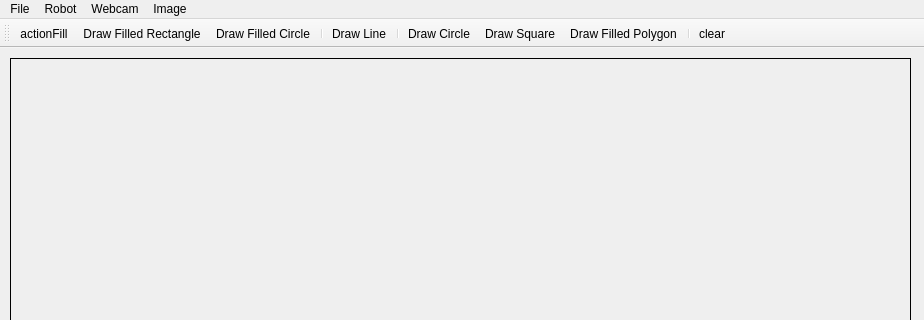
Above: BobRoss/Sketchpad.ui from dongbu/painterRHIT before the change; both pictures show x 0 to 924 and y 0 to 320 of the 924 by 857 pixel window. Below: the same form after it.
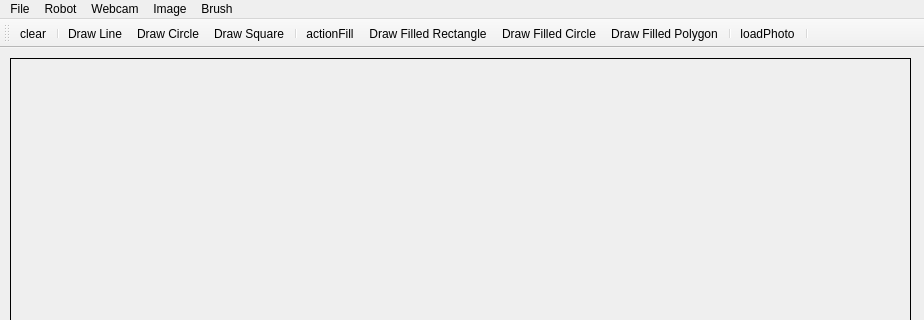
That is the form after the change. Icons and pictures are not drawn.

Commit message: Picture loading per specs. Added icons to some functions. Added "Brush" tab && functions. Created VS project to test Andrew's Demo. Found & reported Brush(x,y) x > y bug.

What changed in the file:
```diff
--- a/BobRoss/Sketchpad.ui
+++ b/BobRoss/Sketchpad.ui
@@ -37,7 +37,7 @@
      <x>0</x>
      <y>0</y>
      <width>924</width>
-     <height>21</height>
+     <height>26</height>
     </rect>
    </property>
    <widget class="QMenu" name="menuFile">
@@ -89,10 +89,17 @@
     <addaction name="actionSnap_Webcam_Picture"/>
     <addaction name="actionSet_sketch_window_size"/>
    </widget>
+   <widget class="QMenu" name="menuBrush">
+    <property name="title">
+     <string>Brush</string>
+    </property>
+    <addaction name="actionDefine_Shape"/>
+   </widget>
    <addaction name="menuFile"/>
    <addaction name="menuRobot"/>
    <addaction name="menuWebcam"/>
    <addaction name="menuImage"/>
+   <addaction name="menuBrush"/>
   </widget>
   <widget class="QStatusBar" name="statusbar"/>
   <widget class="QToolBar" name="toolBar_2">
@@ -105,17 +112,19 @@
    <attribute name="toolBarBreak">
     <bool>false</bool>
    </attribute>
-   <addaction name="actionActionFill"/>
-   <addaction name="actionDraw_Filled_Rectangle"/>
-   <addaction name="actionDraw_Filled_Circle"/>
+   <addaction name="actionClear"/>
    <addaction name="separator"/>
    <addaction name="actionDraw_Line"/>
-   <addaction name="separator"/>
    <addaction name="actionDraw_Circle"/>
    <addaction name="actionDraw_Square"/>
+   <addaction name="separator"/>
+   <addaction name="actionActionFill"/>
+   <addaction name="actionDraw_Filled_Rectangle"/>
+   <addaction name="actionDraw_Filled_Circle"/>
    <addaction name="actionDraw_Filled_Polygon"/>
    <addaction name="separator"/>
-   <addaction name="actionClear"/>
+   <addaction name="actionLoadPhoto"/>
+   <addaction name="separator"/>
   </widget>
   <action name="actionOpen">
    <property name="icon">
@@ -363,6 +372,30 @@
     <string>Set sketch window size</string>
    </property>
   </action>
+  <action name="actionLoadPhoto">
+   <property name="icon">
+    <iconset resource="myres.qrc">
+     <normaloff>:/Icon Storage/camera.png</normaloff>:/Icon Storage/camera.png</iconset>
+   </property>
+   <property name="text">
+    <string>loadPhoto</string>
+   </property>
+   <property name="toolTip">
+    <string>Load Photo</string>
+   </property>
+  </action>
+  <action name="actionDefine_Shape">
+   <property name="icon">
+    <iconset resource="myres.qrc">
+     <normaloff>:/Icon Storage/sizeBrush.png</normaloff>:/Icon Storage/sizeBrush.png</iconset>
+   </property>
+   <property name="text">
+    <string>Define Shape</string>
+   </property>
+   <property name="toolTip">
+    <string>Define Brush Shape</string>
+   </property>
+  </action>
  </widget>
  <resources>
   <include location="myres.qrc"/>
```
Left out of the diff: 18 changed lines with no effect on the pictures. The commit also changes 25 other files.
